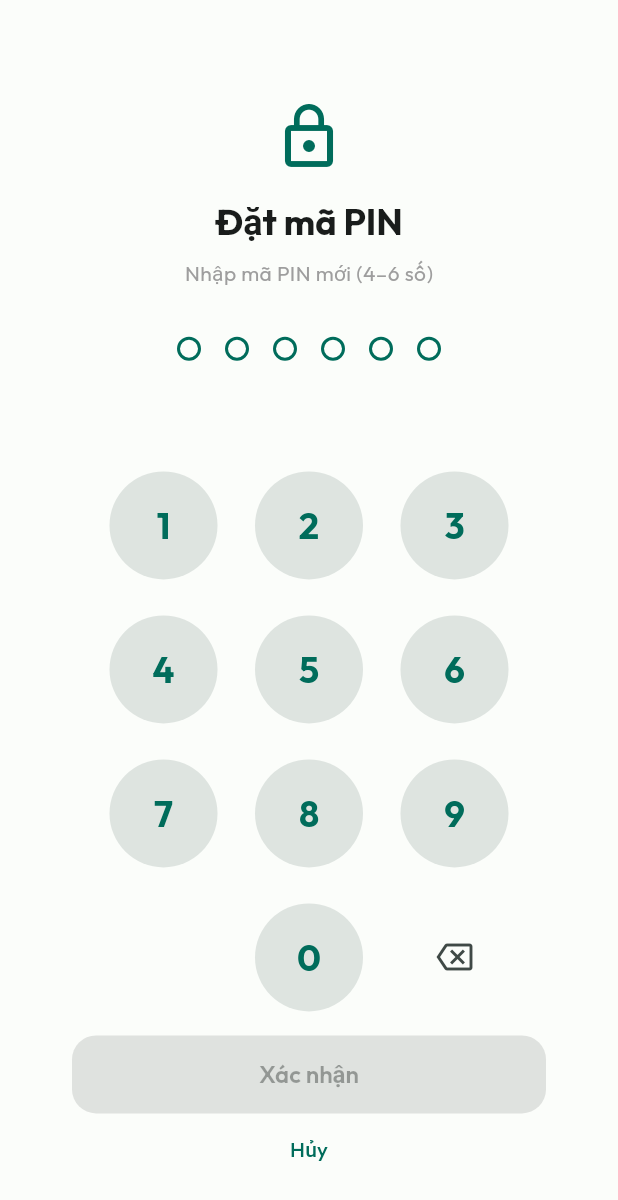
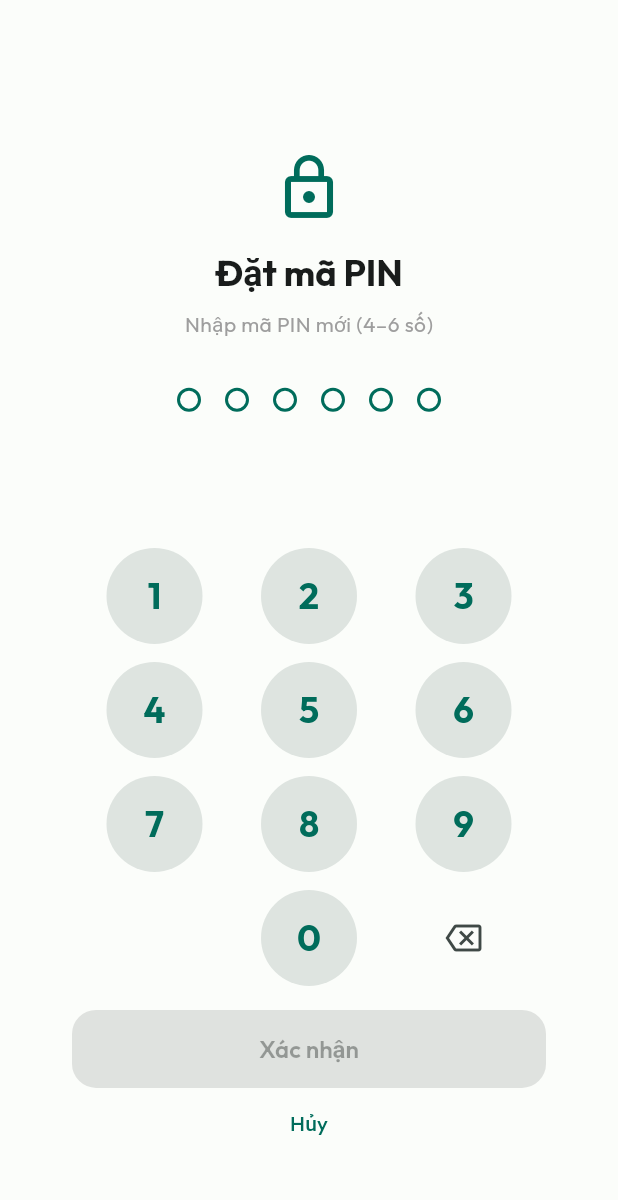
Before and after one commit to tvad911/app-thu-chi, a Flutter app: the LockScreen screen opened directly, on a phone screen of 412 x 824 dp. Shown: the top 1200 px of the screen. Run offline on Flutter 3.47's test engine with Material 3 defaults, Android fonts, the phone set to English and light mode, and no system bars; our stand-ins replace diacritic, drift, file_picker, fl_chart, flutter_image_compress, flutter_local_notifications and 10 more; missing offline and left inert: extension_google_sign_in_as_googleapis_auth, googleapis, minio, workmanager; accounts and stored records are empty; generated files the repository leaves out were written again; network calls fail; statements that could not run were skipped.

Commit message:
feat(ui): cải thiện PIN pad, đa màu ngân sách, phân biệt icon/border chi tiêu-thu nhập
- Lock Screen: thu nhỏ PIN pad (button 72→64, spacing 24→12, padding 48→32)
- Budget Screen: palette 10 màu fallback theo index, thay vì green/orange/red
- Recent Transactions: icon theo màu category, border đỏ=chi tiêu/xanh=thu nhập, text color theo border
- Reports Screen: áp dụng cùng logic icon/border/text cho chi tiết giao dịch
- Bump version: 1.0.16+16

```diff
--- a/thuchi_app/lib/presentation/screens/auth/lock_screen.dart
+++ b/thuchi_app/lib/presentation/screens/auth/lock_screen.dart
@@ -252,19 +252,19 @@ class _LockScreenState extends ConsumerState<LockScreen> {
     ];
 
     return Padding(
-      padding: const EdgeInsets.symmetric(horizontal: 48),
+      padding: const EdgeInsets.symmetric(horizontal: 32),
       child: Column(
         children: [
           for (var i = 0; i < keys.length; i++) ...[
             Row(
               mainAxisAlignment: MainAxisAlignment.spaceEvenly,
               children: keys[i].map((key) {
-                if (key.isEmpty) return const SizedBox(width: 72, height: 72);
+                if (key.isEmpty) return const SizedBox(width: 64, height: 64);
 
                 if (key == 'backspace') {
                   return SizedBox(
-                    width: 72,
-                    height: 72,
+                    width: 64,
+                    height: 64,
                     child: IconButton(
                       icon: const Icon(Icons.backspace_outlined),
                       onPressed: _onBackspace,
@@ -277,8 +277,8 @@ class _LockScreenState extends ConsumerState<LockScreen> {
                 }
 
                 return SizedBox(
-                  width: 72,
-                  height: 72,
+                  width: 64,
+                  height: 64,
                   child: TextButton(
                     style: TextButton.styleFrom(
                       shape: const CircleBorder(),
@@ -290,7 +290,7 @@ class _LockScreenState extends ConsumerState<LockScreen> {
                 );
               }).toList(),
             ),
-            if (i < keys.length - 1) const SizedBox(height: 24),
+            if (i < keys.length - 1) const SizedBox(height: 12),
           ],
         ],
       ),
--- a/thuchi_app/pubspec.yaml
+++ b/thuchi_app/pubspec.yaml
@@ -1,7 +1,7 @@
 name: thuchi_app
 description: "Ứng dụng quản lý tài chính cá nhân - Personal Finance Manager"
 publish_to: "none"
-version: 1.0.15+15
+version: 1.0.16+16
 
 environment:
   sdk: ">=3.0.0 <4.0.0"
--- a/version.json
+++ b/version.json
@@ -1,6 +1,6 @@
 {
-  "version": "1.0.3",
-  "build_number": 5,
+  "version": "1.0.16",
+  "build_number": 16,
   "download_url": "https://github.com/tvad911/app-thu-chi/releases/latest/download/app-release.apk",
-  "release_notes": "Cập nhật tính năng quản lý nợ và tiết kiệm (Plan V6). Sửa lỗi nhập liệu tiếng Việt."
+  "release_notes": "Cải thiện UI: PIN pad gọn hơn, màu sắc ngân sách đa dạng, phân biệt chi tiêu/thu nhập bằng icon + border color."
 }
```
Also changed, not shown: thuchi_app/lib/presentation/screens/budgets/budget_screen.dart (+18 -10 lines), thuchi_app/lib/presentation/screens/reports/reports_screen.dart (+27 -13 lines), thuchi_app/lib/presentation/screens/transactions/recent_transactions_list.dart (+36 -14 lines).
